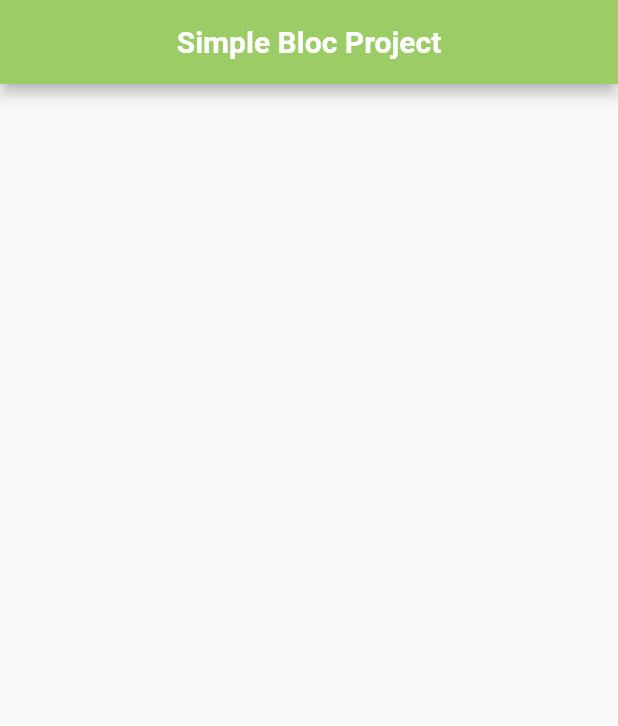
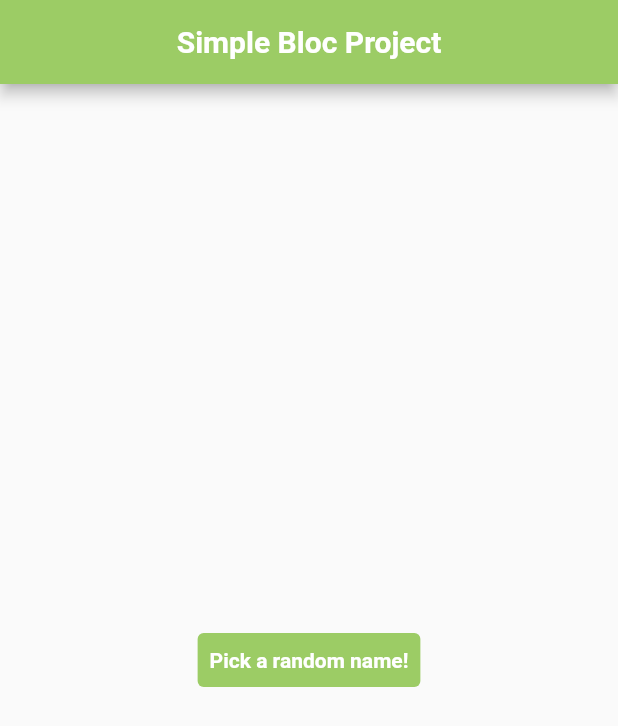
Before and after one commit to Selin-Yigit/Simple_Cubit_Project, a Flutter app: the screen it shows after launch, on a phone screen of 412 x 824 dp. Shown: the top 726 px of the screen. Run offline on Flutter 3.47's test engine with Material 2 defaults, Android fonts, the phone set to English and light mode, and no system bars; our stand-ins replace bloc.

Commit message:
Proje tamamlandı.

```diff
--- a/lib/main.dart
+++ b/lib/main.dart
@@ -27,13 +27,13 @@ extension RandomElement<T> on Iterable<T> {
       );
 }
 
-class NamesCubits extends Cubit<String?>{
+class NamesCubits extends Cubit<String?> {
   // Cubit bir initial state almak zorundadır. Yani başlangıçta bir değerin olup olmadığı
   // Burada konrol edilmelidir. Bizim başlangıçta bir değerimiz olmayacağı için
   // Super içine "null" verdik.
   NamesCubits() : super(null);
 
-  void pickRandomName(){
+  void pickRandomName() {
     // Burada state'in sadece getter'ı bulunur ve Cubit'in o anki durumunu getirir.
     // Yani state'e yeni bir durum verilemez Çünkü setter bulunmaz.
     // Yeni bir state üretmek için emit fonksiyonu kullanılır. Bu sayede yeni durumlar
@@ -42,8 +42,30 @@ class NamesCubits extends Cubit<String?>{
   }
 }
 
-class HomePage extends StatelessWidget {
+class HomePage extends StatefulWidget {
+  // Normalde Stateless olarak oluşturduğumuz HomePage'i Statefull hale getirdik.
+  // Çünkü Cubit dispose edilmesi gereken bir yapıdır. Stateful ile birlikte
+  // initialize ve dispose işlemlerini yapabiliriz.
   const HomePage({super.key});
+
+  @override
+  State<HomePage> createState() => _HomePageState();
+}
+
+class _HomePageState extends State<HomePage> {
+  late final NamesCubits cubit;
+
+  @override
+  void initState() {
+    super.initState();
+    cubit = NamesCubits();
+  }
+
+  @override
+  void dispose() {
+    cubit.close();
+    super.dispose();
+  }
 
   @override
   Widget build(BuildContext context) {
@@ -56,7 +78,45 @@ class HomePage extends StatelessWidget {
         ),
         centerTitle: true,
       ),
-      body: Container(),
+      body: Center(
+        child: StreamBuilder<String?>(
+          stream: cubit.stream,
+          builder: (context, snapshot) {
+            final button = TextButton(
+              style: ButtonStyle(
+                backgroundColor:
+                    MaterialStatePropertyAll(Colors.lightGreen.shade400),
+              ),
+              onPressed: () {
+                cubit.pickRandomName();
+              },
+              child: const Text(
+                "Pick a random name!",
+                style: TextStyle(
+                  color: Colors.white,
+                  fontWeight: FontWeight.bold,
+                ),
+              ),
+            );
+            switch (snapshot.connectionState) {
+              case ConnectionState.none:
+                return button;
+              case ConnectionState.waiting:
+                return button;
+              case ConnectionState.active:
+                return Column(
+                  mainAxisAlignment: MainAxisAlignment.center,
+                  children: [
+                    Text(snapshot.data ?? ''),
+                    button,
+                  ],
+                );
+              case ConnectionState.done:
+                return const SizedBox();
+            }
+          },
+        ),
+      ),
     );
   }
 }
```
